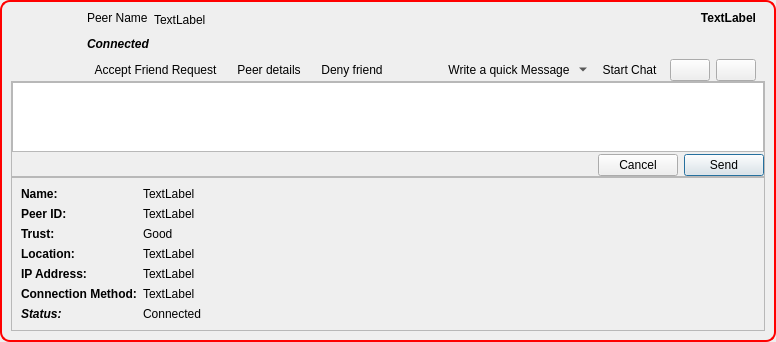
Above: retroshare-gui/src/gui/feeds/SecurityItem.ui from RetroShare/RetroShare before the change. Below: the same form after it.
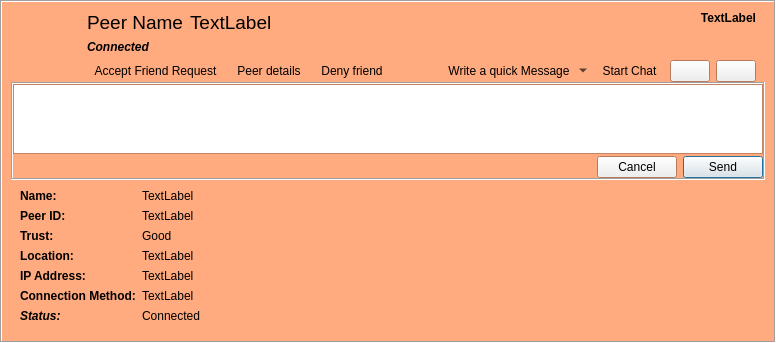
That is the form after the change. Icons and pictures are not drawn. Custom widgets are drawn as their Qt base class.

```diff
--- a/retroshare-gui/src/gui/feeds/SecurityItem.ui
+++ b/retroshare-gui/src/gui/feeds/SecurityItem.ui
@@ -22,17 +22,51 @@
        <verstretch>0</verstretch>
       </sizepolicy>
      </property>
-     <property name="styleSheet">
-      <string notr="true">QFrame#frame{border: 2px solid red;
-         background-color: qlineargradient(x1: 0, y1: 0, x2: 0, y2: 1,
-                                     stop: 0 #FDBF7D, stop: 1 #643C35);
-border-radius: 10px}</string>
+     <property name="palette">
+      <palette>
+       <active>
+        <colorrole role="Window">
+         <brush brushstyle="SolidPattern">
+          <color alpha="255">
+           <red>255</red>
+           <green>170</green>
+           <blue>127</blue>
+          </color>
+         </brush>
+        </colorrole>
+       </active>
+       <inactive>
+        <colorrole role="Window">
+         <brush brushstyle="SolidPattern">
+          <color alpha="255">
+           <red>255</red>
+           <green>170</green>
+           <blue>127</blue>
+          </color>
+         </brush>
+        </colorrole>
+       </inactive>
+       <disabled>
+        <colorrole role="Window">
+         <brush brushstyle="SolidPattern">
+          <color alpha="255">
+           <red>255</red>
+           <green>170</green>
+           <blue>127</blue>
+          </color>
+         </brush>
+        </colorrole>
+       </disabled>
+      </palette>
+     </property>
+     <property name="autoFillBackground">
+      <bool>true</bool>
      </property>
      <property name="frameShape">
-      <enum>QFrame::StyledPanel</enum>
+      <enum>QFrame::Box</enum>
      </property>
      <property name="frameShadow">
-      <enum>QFrame::Raised</enum>
+      <enum>QFrame::Sunken</enum>
      </property>
      <layout class="QGridLayout">
       <property name="verticalSpacing">
@@ -40,15 +74,6 @@
       </property>
       <item row="0" column="0">
        <widget class="QFrame" name="frame_2">
-        <property name="styleSheet">
-         <string notr="true">QFrame#frame_2{border: transparent}</string>
-        </property>
-        <property name="frameShape">
-         <enum>QFrame::StyledPanel</enum>
-        </property>
-        <property name="frameShadow">
-         <enum>QFrame::Raised</enum>
-        </property>
         <layout class="QGridLayout">
          <property name="leftMargin">
           <number>0</number>
@@ -73,17 +98,16 @@
              <height>70</height>
             </size>
            </property>
-           <property name="styleSheet">
-            <string notr="true"/>
-           </property>
           </widget>
          </item>
          <item row="0" column="1">
           <layout class="QGridLayout">
            <item row="0" column="0">
-            <widget class="QLabel" name="peernameLabel">
-             <property name="styleSheet">
-              <string notr="true"/>
+            <widget class="QLabel" name="peerNameLabel">
+             <property name="font">
+              <font>
+               <pointsize>14</pointsize>
+              </font>
              </property>
              <property name="text">
               <string notr="true">Peer Name</string>
@@ -117,7 +141,12 @@
             </widget>
            </item>
            <item row="0" column="1">
-            <widget class="QLabel" name="request_label">
+            <widget class="QLabel" name="requestLabel">
+             <property name="font">
+              <font>
+               <pointsize>14</pointsize>
+              </font>
+             </property>
              <property name="text">
               <string notr="true">TextLabel</string>
              </property>
@@ -355,10 +384,10 @@
          </size>
         </property>
         <property name="frameShape">
-         <enum>QFrame::StyledPanel</enum>
+         <enum>QFrame::Box</enum>
         </property>
         <property name="frameShadow">
-         <enum>QFrame::Raised</enum>
+         <enum>QFrame::Sunken</enum>
         </property>
         <layout class="QGridLayout">
          <property name="verticalSpacing">
@@ -408,12 +437,6 @@
       </item>
       <item row="2" column="0">
        <widget class="QFrame" name="expandFrame">
-        <property name="frameShape">
-         <enum>QFrame::StyledPanel</enum>
-        </property>
-        <property name="frameShadow">
-         <enum>QFrame::Raised</enum>
-        </property>
         <layout class="QGridLayout">
          <item row="0" column="0">
           <layout class="QHBoxLayout" name="horizontalLayout">
```
Left out of the diff: 2 changed lines with no effect on the pictures.
